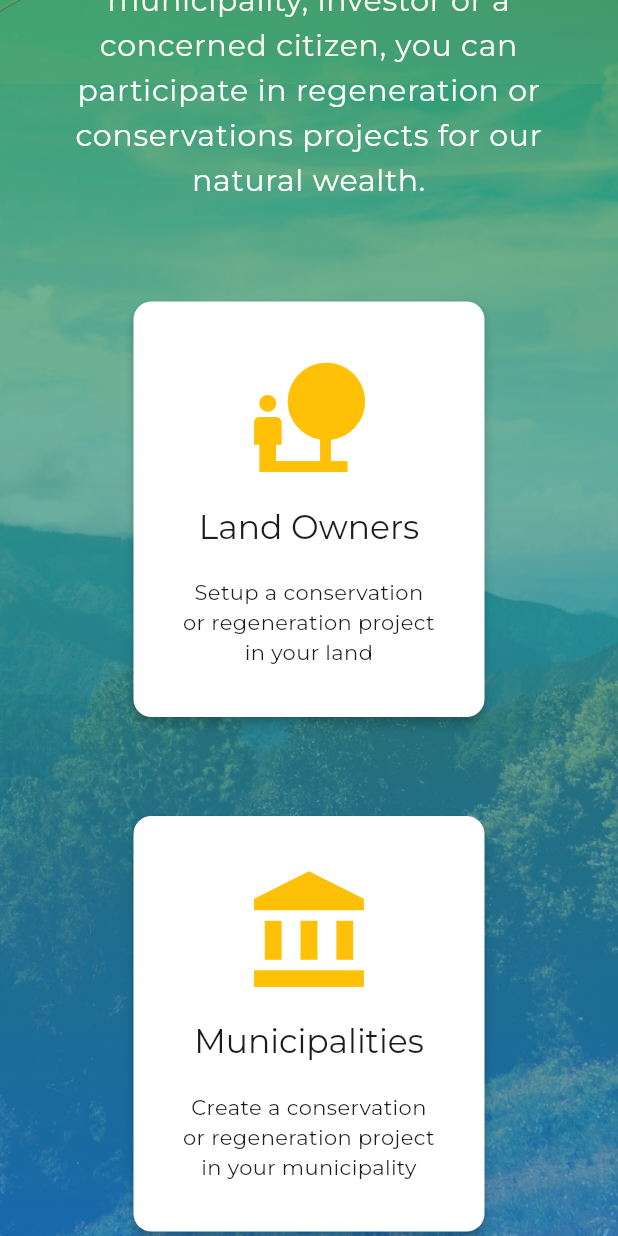
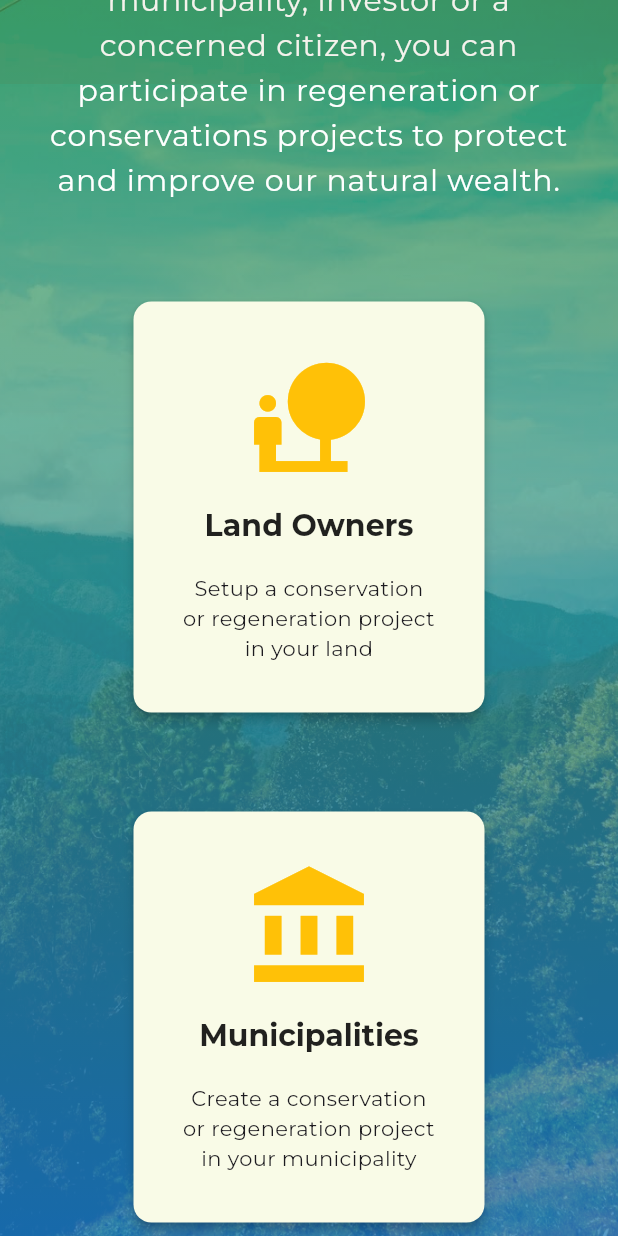
Before and after one commit to sergiomartell/nasc, a Flutter app: the screen it shows after launch, scrolled down 576 dp, on a phone screen of 412 x 824 dp. Run offline on Flutter 3.47's test engine with Material 3 defaults, Android fonts, the light colour scheme and no system bars; our stand-ins replace google_fonts.

Commit message:
added fluence

```diff
--- a/nasc_client/lib/main.dart
+++ b/nasc_client/lib/main.dart
@@ -18,7 +18,7 @@ class MyApp extends StatelessWidget {
       theme: ThemeData(
         colorScheme: ColorScheme.fromSeed(
           seedColor: Colors.amber,
-          brightness: Brightness.dark,
+          brightness: Brightness.light,
           background: Colors.black,
         ),
         useMaterial3: true,
@@ -28,16 +28,21 @@ class MyApp extends StatelessWidget {
             fontWeight: FontWeight.bold,
             color: Colors.white,
           ),
+          titleLarge: GoogleFonts.montserrat(
+            fontSize: 20,
+            fontWeight: FontWeight.bold,
+            color: Colors.black87,
+          ),
           bodyLarge: GoogleFonts.montserrat(
             fontSize: 20,
             color: Colors.white,
           ),
         ),
-        cardTheme: const CardTheme(
+        cardTheme: CardTheme(
           clipBehavior: Clip.antiAlias,
           elevation: 3,
-          color: Colors.white,
-          margin: EdgeInsets.all(33),
+          color: Colors.lime.shade50,
+          margin: const EdgeInsets.all(33),
         ),
       ),
       home: const HomePage(),
--- a/nasc_client/lib/pages/home.dart
+++ b/nasc_client/lib/pages/home.dart
@@ -1,5 +1,4 @@
 import 'package:flutter/material.dart';
-import 'package:flutter/widgets.dart';
 
 class HomePage extends StatelessWidget {
   const HomePage({super.key});
@@ -15,6 +14,7 @@ class HomePage extends StatelessWidget {
       ),
       body: Container(
         height: size.height,
+        width: size.width,
         decoration: const BoxDecoration(
           image: DecorationImage(
             opacity: 0.3,
@@ -43,10 +43,13 @@ class HomePage extends StatelessWidget {
                 style: Theme.of(context).textTheme.headlineLarge,
               ),
               const SizedBox(height: 33),
-              Text(
-                "The biggest challenge in the world today is climate change, and we, as a community have the solutions that can be applied locally to have a global impact, wether you are a land owner, municipality, investor or a concerned citizen, you can participate in regeneration or conservations projects for our natural wealth.",
-                textAlign: TextAlign.center,
-                style: Theme.of(context).textTheme.bodyLarge,
+              SizedBox(
+                width: 800,
+                child: Text(
+                  "The biggest challenge in the world today is climate change, and we, as a community have the solutions that can be applied locally to have a global impact, wether you are a land owner, municipality, investor or a concerned citizen, you can participate in regeneration or conservations projects to protect and improve our natural wealth.",
+                  textAlign: TextAlign.center,
+                  style: Theme.of(context).textTheme.bodyLarge,
+                ),
               ),
               const SizedBox(height: 33),
               _buildCall2Action(context)
```
Also changed, not shown: nasc_client/assets/images/nasc.png, 15 other files.
